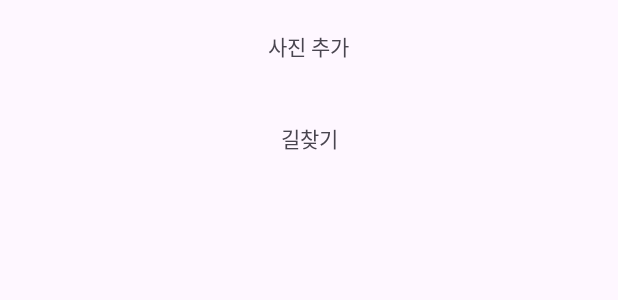
After one commit to seg7577/TravelApp, an Android app: the layout aftermaptouch.xml on its own in the app's theme, with its tools: preview values and no code run, on a phone screen of 412 x 824 dp. The commit adds this screen. Shown: the top 300 px of the screen. Run offline under Robolectric (Android 15) with nearby library versions, the phone set to English and light mode, and no system bars.

Commit message:
하단 다이얼로그 추가

```diff
--- a/app/src/main/java/com/example/travelapp/KakaomapActivity.kt
+++ b/app/src/main/java/com/example/travelapp/KakaomapActivity.kt
@@ -58,7 +58,7 @@ class KakaomapActivity : AppCompatActivity() {
             }
             override fun getPosition(): LatLng {
                 // 지도 시작 시 위치 좌표를 설정
-                return LatLng.from(37.406960, 127.115587)
+                return LatLng.from(35.8460286, 127.1344631)
             }
         })
     }
--- a/app/src/main/java/com/example/travelapp/LoginActivity.kt
+++ b/app/src/main/java/com/example/travelapp/LoginActivity.kt
@@ -5,9 +5,12 @@ import android.os.Bundle
 import android.util.Log
 import android.view.MotionEvent
 import android.view.ScaleGestureDetector
+import android.widget.Button
 import android.widget.ImageView
+import android.widget.Toast
 import androidx.appcompat.app.AppCompatActivity
 import com.example.travelapp.databinding.LoginActivityBinding
+import com.google.android.material.bottomsheet.BottomSheetDialog
 
 class LoginActivity : AppCompatActivity() {
 
@@ -20,6 +23,21 @@ class LoginActivity : AppCompatActivity() {
         setContentView(binding.root)
 
         imageView = binding.imageView8
+
+
+
+        imageView.setOnClickListener {
+            showBottomSheetDialog()
+        }
+    }
+
+    private fun showBottomSheetDialog() {
+        val dialog = BottomSheetDialog(this)
+
+        val view = layoutInflater.inflate(R.layout.aftermaptouch, null)
+        dialog.setContentView(view)
+
+        dialog.show()
     }
 
 }
--- /dev/null
+++ b/app/src/main/res/layout/aftermaptouch.xml
@@ -0,0 +1,23 @@
+<?xml version="1.0" encoding="utf-8"?>
+<LinearLayout xmlns:android="http://schemas.android.com/apk/res/android"
+    xmlns:tools="http://schemas.android.com/tools"
+    android:layout_width="match_parent"
+    android:layout_height="match_parent"
+    android:orientation="vertical">
+    <TextView
+        android:id="@+id/addpicture"
+        android:layout_width="wrap_content"
+        android:layout_height="wrap_content"
+        android:layout_gravity="center_horizontal"
+        android:layout_marginTop="20dp"
+        android:gravity="center"
+        android:text="사진 추가"/>
+    <TextView
+        android:id="@+id/navigation"
+        android:layout_width="match_parent"
+        android:layout_height="wrap_content"
+        android:layout_gravity="center_horizontal"
+        android:layout_marginTop="40dp"
+        android:text="길찾기"
+        android:textAlignment="center" />
+</LinearLayout>
--- a/app/src/main/res/layout/login_activity.xml
+++ b/app/src/main/res/layout/login_activity.xml
@@ -15,4 +15,5 @@
         app:layout_constraintStart_toStartOf="parent"
         app:layout_constraintTop_toTopOf="parent"
         app:srcCompat="@drawable/mapmap22" />
+
 </androidx.constraintlayout.widget.ConstraintLayout>
```
